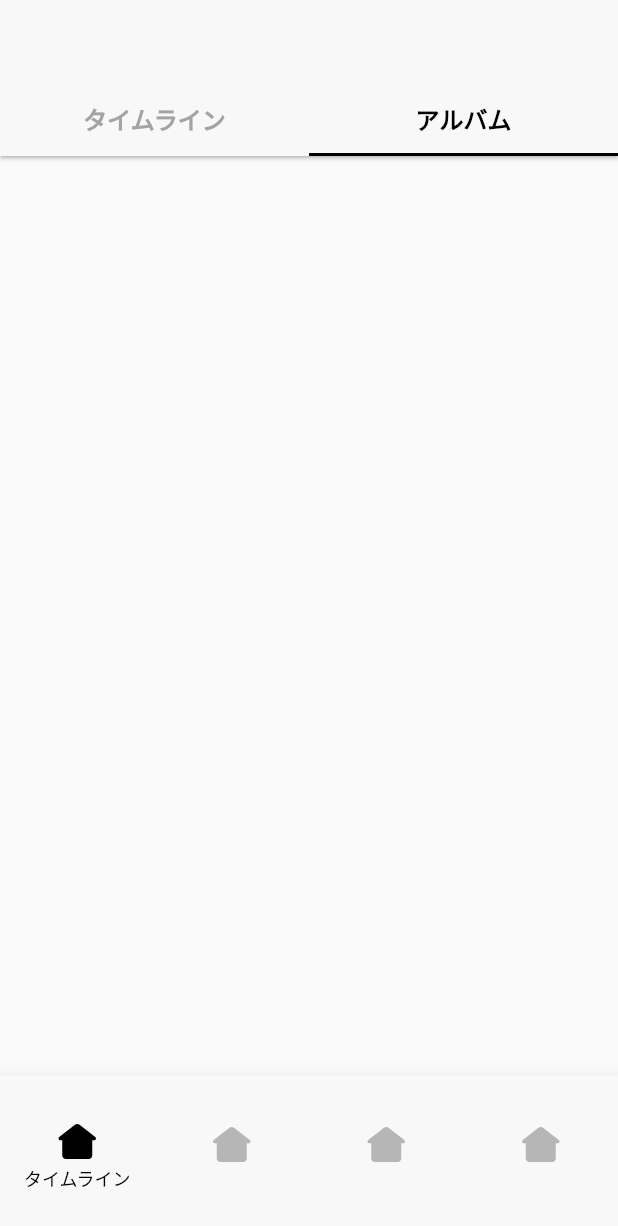
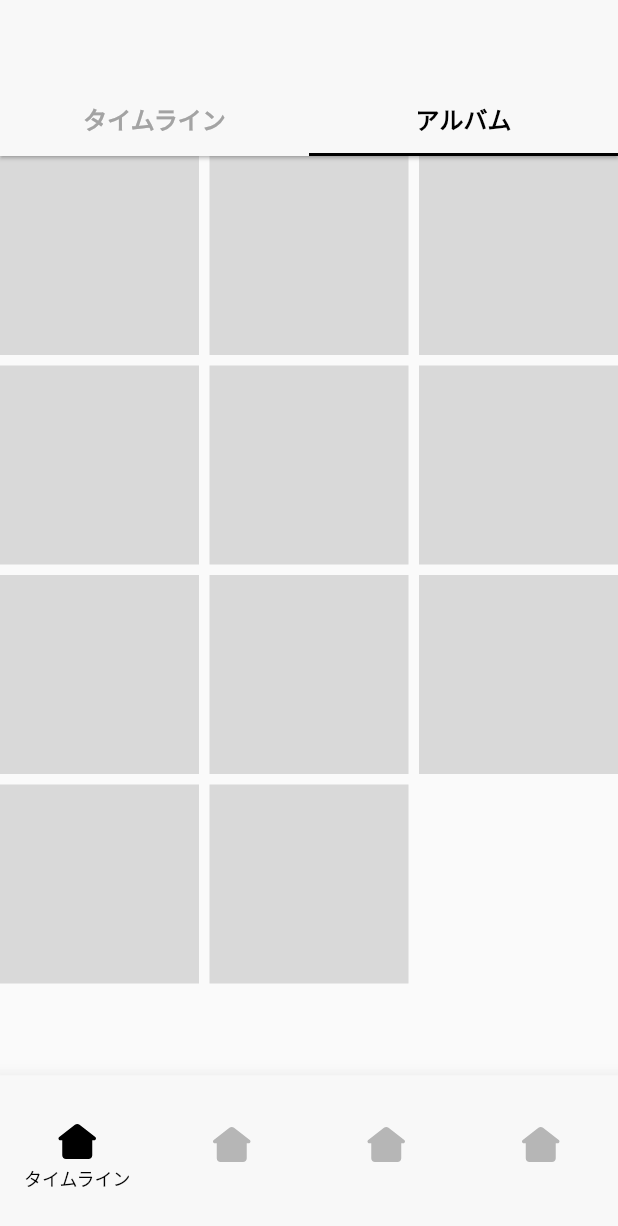
Before and after one commit to mosamosamosamosa/cocoroiki_app, a Flutter app: the screen it shows after launch, tab 2 chosen, on a phone screen of 412 x 824 dp. Shown: the top 1226 px of the screen. Run offline on Flutter 3.47's test engine with Material 2 defaults, Android fonts, the phone set to English and light mode, and no system bars; our stand-ins replace flutter_svg.

Commit message:
✨アルバム画面

```diff
--- a/lib/screens/timeline/albam_screen.dart
+++ b/lib/screens/timeline/albam_screen.dart
@@ -1,3 +1,4 @@
+import 'package:cocoroiki_app/constants.dart';
 import 'package:flutter/material.dart';
 import 'package:flutter/src/widgets/container.dart';
 import 'package:flutter/src/widgets/framework.dart';
@@ -12,6 +13,28 @@ class AlbamScreen extends StatefulWidget {
 class _AlbamScreenState extends State<AlbamScreen> {
   @override
   Widget build(BuildContext context) {
-    return Scaffold();
+    double deviceW = MediaQuery.of(context).size.width;
+    double deviceH = MediaQuery.of(context).size.height;
+
+    List<Widget> imageList = [
+      Container(width: 120, height: 120, color: kImageBoxColor),
+      Container(width: 120, height: 120, color: kImageBoxColor)
+    ];
+    return Scaffold(
+        body: SizedBox(
+            height: deviceH * 0.7,
+            width: deviceW,
+            child: GridView.count(
+                //childAspectRatio: 1.2,
+                mainAxisSpacing: 7,
+                crossAxisSpacing: 7,
+                crossAxisCount: 3,
+                children: List.generate(
+                    11,
+                    (index) => Container(
+                          width: 125,
+                          height: 125,
+                          color: kImageBoxColor,
+                        )))));
   }
 }
```
